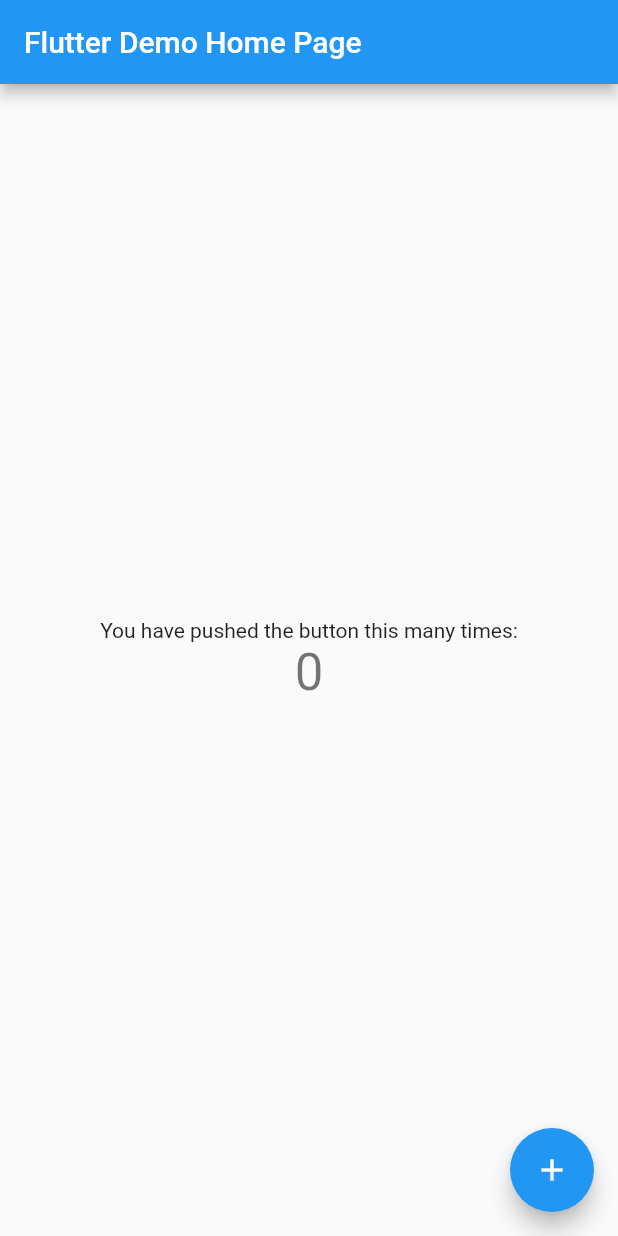
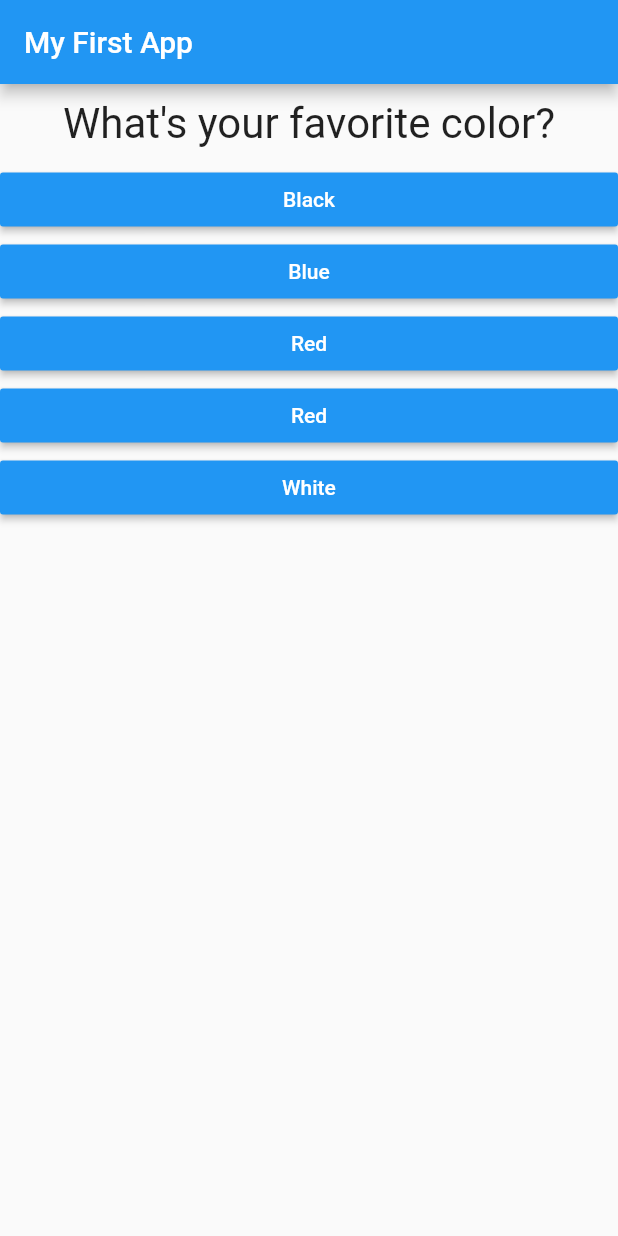
Before and after one commit to chado876/flutter-demo, a Flutter app: the screen it shows after launch, on a phone screen of 412 x 824 dp. Run offline on Flutter 3.47's test engine with Material 2 defaults, Android fonts, the phone set to English and light mode, and no system bars.

Commit message:
flutter quiz app

```diff
--- /dev/null
+++ b/lib/answer.dart
@@ -0,0 +1,21 @@
+import 'package:flutter/material.dart';
+
+class Answer extends StatelessWidget {
+  final Function selectHandler;
+  final String answerText;
+
+  Answer(this.selectHandler, this.answerText);
+
+  @override
+  Widget build(BuildContext context) {
+    return Container(
+      width: double.infinity,
+      child: RaisedButton(
+        color: Colors.blue,
+        textColor: Colors.white,
+        child: Text(answerText),
+        onPressed: selectHandler,
+      ),
+    );
+  }
+}
--- a/lib/main.dart
+++ b/lib/main.dart
@@ -1,117 +1,84 @@
 import 'package:flutter/material.dart';
 
-void main() {
-  runApp(MyApp());
-}
+import './quiz.dart';
+import './result.dart';
 
-class MyApp extends StatelessWidget {
-  // This widget is the root of your application.
+void main() => runApp(MyApp());
+
+class MyApp extends StatefulWidget {
   @override
-  Widget build(BuildContext context) {
-    return MaterialApp(
-      title: 'Flutter Demo',
-      theme: ThemeData(
-        // This is the theme of your application.
-        //
-        // Try running your application with "flutter run". You'll see the
-        // application has a blue toolbar. Then, without quitting the app, try
-        // changing the primarySwatch below to Colors.green and then invoke
-        // "hot reload" (press "r" in the console where you ran "flutter run",
-        // or simply save your changes to "hot reload" in a Flutter IDE).
-        // Notice that the counter didn't reset back to zero; the application
-        // is not restarted.
-        primarySwatch: Colors.blue,
-        // This makes the visual density adapt to the platform that you run
-        // the app on. For desktop platforms, the controls will be smaller and
-        // closer together (more dense) than on mobile platforms.
-        visualDensity: VisualDensity.adaptivePlatformDensity,
-      ),
-      home: MyHomePage(title: 'Flutter Demo Home Page'),
-    );
+  State<StatefulWidget> createState() {
+    // TODO: implement createState
+    return _MyAppState();
   }
 }
 
-class MyHomePage extends StatefulWidget {
-  MyHomePage({Key key, this.title}) : super(key: key);
+class _MyAppState extends State<MyApp> {
+  final _questions = const [
+    {
+      'questionText': 'What\'s your favorite color?',
+      'answers': [
+        {'text': 'Black', 'score': 10},
+        {'text': 'Blue', 'score': 3},
+        {'text': 'Red', 'score': 7},
+        {'text': 'Red', 'score': 2},
+        {'text': 'White', 'score': 1},
+      ]
+    },
+    {
+      'questionText': 'What\'s your favorite animal?',
+      'answers': [
+        {'text': 'Raven', 'score': 10},
+        {'text': 'Dog', 'score': 3},
+        {'text': 'Lion', 'score': 7},
+        {'text': 'Cat', 'score': 2},
+        {'text': 'Turtle', 'score': 1},
+      ]
+    },
+    {
+      'questionText': 'What\'s your favorite food?',
+      'answers': [
+        {'text': 'Pizza', 'score': 10},
+        {'text': 'Burger', 'score': 3},
+        {'text': 'Fries', 'score': 7},
+        {'text': 'Salad', 'score': 2},
+        {'text': 'Ice Cream', 'score': 1},
+      ]
+    },
+  ];
+  var _questionIndex = 0;
+  var _totalScore = 0;
 
-  // This widget is the home page of your application. It is stateful, meaning
-  // that it has a State object (defined below) that contains fields that affect
-  // how it looks.
+  void _resetQuiz() {
+    setState(() {
+      _questionIndex = 0;
+      _totalScore = 0;
+    });
+  }
 
-  // This class is the configuration for the state. It holds the values (in this
-  // case the title) provided by the parent (in this case the App widget) and
-  // used by the build method of the State. Fields in a Widget subclass are
-  // always marked "final".
-
-  final String title;
-
-  @override
-  _MyHomePageState createState() => _MyHomePageState();
-}
-
-class _MyHomePageState extends State<MyHomePage> {
-  int _counter = 0;
-
-  void _incrementCounter() {
+  void _answerQuestion(int score) {
+    _totalScore += score;
     setState(() {
-      // This call to setState tells the Flutter framework that something has
-      // changed in this State, which causes it to rerun the build method below
-      // so that the display can reflect the updated values. If we changed
-      // _counter without calling setState(), then the build method would not be
-      // called again, and so nothing would appear to happen.
-      _counter++;
+      _questionIndex = _questionIndex + 1;
     });
+    print('Answer chosen');
+    if (_questionIndex < _questions.length) {}
   }
 
   @override
   Widget build(BuildContext context) {
-    // This method is rerun every time setState is called, for instance as done
-    // by the _incrementCounter method above.
-    //
-    // The Flutter framework has been optimized to make rerunning build methods
-    // fast, so that you can just rebuild anything that needs updating rather
-    // than having to individually change instances of widgets.
-    return Scaffold(
+    return MaterialApp(
+        home: Scaffold(
       appBar: AppBar(
-        // Here we take the value from the MyHomePage object that was created by
-        // the App.build method, and use it to set our appbar title.
-        title: Text(widget.title),
+        title: Text('My First App'),
       ),
-      body: Center(
-        // Center is a layout widget. It takes a single child and positions it
-        // in the middle of the parent.
-        child: Column(
-          // Column is also a layout widget. It takes a list of children and
-          // arranges them vertically. By default, it sizes itself to fit its
-          // children horizontally, and tries to be as tall as its parent.
-          //
-          // Invoke "debug painting" (press "p" in the console, choose the
-          // "Toggle Debug Paint" action from the Flutter Inspector in Android
-          // Studio, or the "Toggle Debug Paint" command in Visual Studio Code)
-          // to see the wireframe for each widget.
-          //
-          // Column has various properties to control how it sizes itself and
-          // how it positions its children. Here we use mainAxisAlignment to
-          // center the children vertically; the main axis here is the vertical
-          // axis because Columns are vertical (the cross axis would be
-          // horizontal).
-          mainAxisAlignment: MainAxisAlignment.center,
-          children: <Widget>[
-            Text(
-              'You have pushed the button this many times:',
-            ),
-            Text(
-              '$_counter',
-              style: Theme.of(context).textTheme.headline4,
-            ),
-          ],
-        ),
-      ),
-      floatingActionButton: FloatingActionButton(
-        onPressed: _incrementCounter,
-        tooltip: 'Increment',
-        child: Icon(Icons.add),
-      ), // This trailing comma makes auto-formatting nicer for build methods.
-    );
+      body: _questionIndex < _questions.length
+          ? Quiz(
+              answerQuestion: _answerQuestion,
+              questionIndex: _questionIndex,
+              questions: _questions,
+            )
+          : Result(_totalScore, _resetQuiz),
+    ));
   }
 }
--- /dev/null
+++ b/lib/question.dart
@@ -0,0 +1,20 @@
+import 'package:flutter/material.dart';
+
+class Question extends StatelessWidget {
+  final String questionText;
+
+  Question(this.questionText);
+
+  @override
+  Widget build(BuildContext context) {
+    return Container(
+      width: double.infinity,
+      margin: EdgeInsets.all(10),
+      child: Text(
+        questionText,
+        style: TextStyle(fontSize: 28),
+        textAlign: TextAlign.center,
+      ),
+    );
+  }
+}
--- /dev/null
+++ b/lib/quiz.dart
@@ -0,0 +1,30 @@
+import 'package:flutter/material.dart';
+
+import 'question.dart';
+import './answer.dart';
+
+class Quiz extends StatelessWidget {
+  final List<Map<String, Object>> questions;
+  final int questionIndex;
+  final Function answerQuestion;
+
+  Quiz(
+      {@required this.questions,
+      @required this.answerQuestion,
+      @required this.questionIndex});
+
+  @override
+  Widget build(BuildContext context) {
+    return Column(
+      children: [
+        Question(
+          questions[questionIndex]['questionText'],
+        ),
+        ...(questions[questionIndex]['answers'] as List<Map<String, Object>>)
+            .map((answer) {
+          return Answer(() => answerQuestion(answer['score']), answer['text']);
+        }).toList()
+      ],
+    );
+  }
+}
--- /dev/null
+++ b/lib/result.dart
@@ -0,0 +1,40 @@
+import 'package:flutter/material.dart';
+
+class Result extends StatelessWidget {
+  final int resultScore;
+  final Function resetHandler;
+
+  Result(this.resultScore, this.resetHandler);
+
+  String get resultPhrase {
+    String resultText = 'You did it!';
+    if (resultScore <= 8) {
+      resultText = 'You are awesome and innocent!';
+    } else if (resultScore <= 12) {
+      resultText = 'Pretty likeable!';
+    } else if (resultScore <= 16) {
+      resultText = 'You are... strange?!';
+    } else {
+      resultText = 'You are so bad!';
+    }
+    return resultText;
+  }
+
+  @override
+  Widget build(BuildContext context) {
+    return Center(
+        child: Column(
+      children: [
+        Text(
+          resultPhrase,
+          style: TextStyle(fontSize: 36, fontWeight: FontWeight.bold),
+        ),
+        FlatButton(
+          child: Text('Restart Quiz!'),
+          textColor: Colors.blue,
+          onPressed: resetHandler,
+        )
+      ],
+    ));
+  }
+}
```
